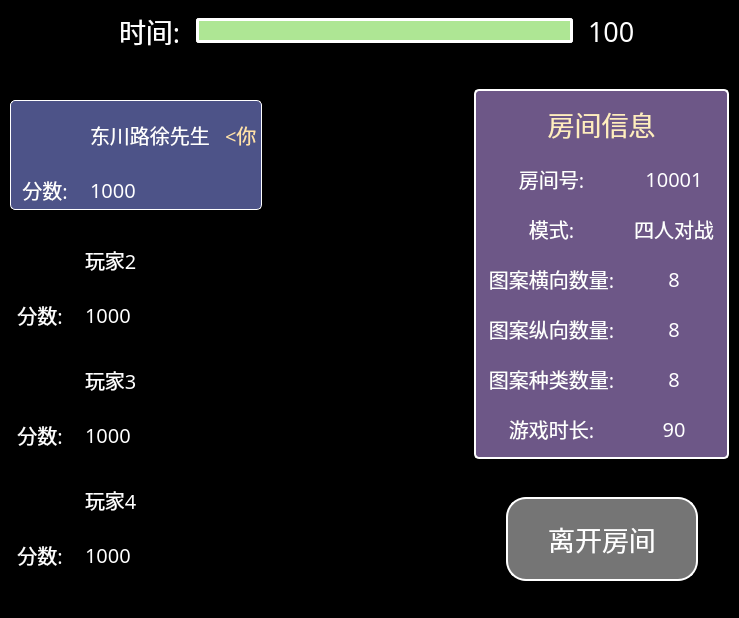
Above: PerfectLinkClient/gamewindow.ui from Fabulousxu/PerfectLink-Client before the change. Below: the same form after it.
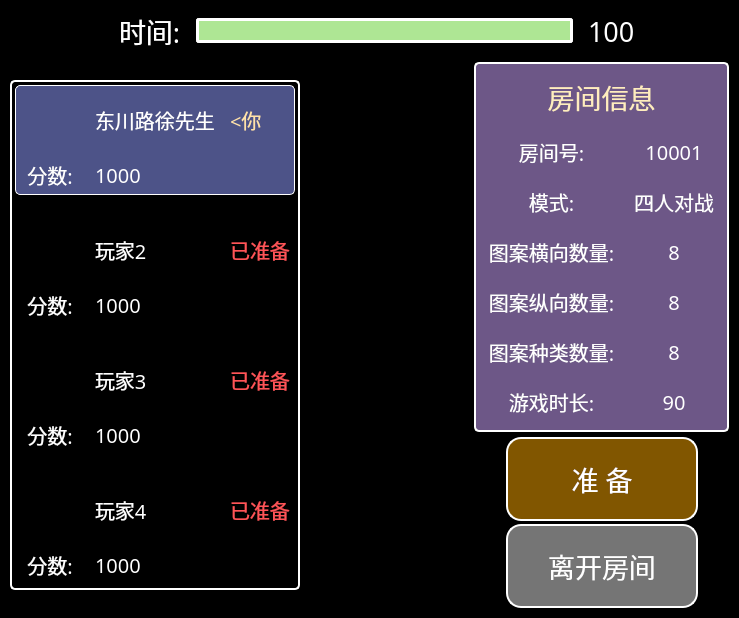
That is the form after the change. Icons and pictures are not drawn.

What changed in the file:
```diff
--- a/PerfectLinkClient/gamewindow.ui
+++ b/PerfectLinkClient/gamewindow.ui
@@ -182,22 +182,28 @@
         </spacer>
        </item>
        <item>
-        <widget class="QWidget" name="verticalWidget" native="true">
+        <widget class="QWidget" name="playerDisplay" native="true">
+         <property name="styleSheet">
+          <string notr="true">QWidget#playerDisplay {
+	border: 2px solid rgb(255, 255, 255);
+	border-radius: 5px;
+}</string>
+         </property>
          <layout class="QVBoxLayout" name="verticalLayout_5" stretch="0,0,0,0">
           <property name="spacing">
            <number>20</number>
           </property>
           <property name="leftMargin">
-           <number>0</number>
+           <number>5</number>
           </property>
           <property name="topMargin">
-           <number>0</number>
+           <number>5</number>
           </property>
           <property name="rightMargin">
-           <number>0</number>
+           <number>5</number>
           </property>
           <property name="bottomMargin">
-           <number>0</number>
+           <number>5</number>
           </property>
           <item>
            <widget class="QWidget" name="player1Display" native="true">
@@ -262,20 +268,20 @@
                <item>
                 <widget class="QLabel" name="label_2">
                  <property name="sizePolicy">
-                  <sizepolicy hsizetype="Preferred" vsizetype="Preferred">
+                  <sizepolicy hsizetype="Fixed" vsizetype="Preferred">
                    <horstretch>0</horstretch>
                    <verstretch>0</verstretch>
                   </sizepolicy>
                  </property>
                  <property name="minimumSize">
                   <size>
-                   <width>0</width>
+                   <width>120</width>
                    <height>0</height>
                   </size>
                  </property>
                  <property name="maximumSize">
                   <size>
-                   <width>16777215</width>
+                   <width>120</width>
                    <height>16777215</height>
                   </size>
                  </property>
@@ -405,16 +411,16 @@
               <number>10</number>
              </property>
              <property name="leftMargin">
-              <number>0</number>
+              <number>5</number>
              </property>
              <property name="topMargin">
-              <number>0</number>
+              <number>5</number>
              </property>
              <property name="rightMargin">
-              <number>0</number>
+              <number>5</number>
              </property>
              <property name="bottomMargin">
-              <number>0</number>
+              <number>5</number>
              </property>
              <item>
               <layout class="QHBoxLayout" name="horizontalLayout_3">
@@ -452,20 +458,20 @@
                <item>
                 <widget class="QLabel" name="label_6">
                  <property name="sizePolicy">
-                  <sizepolicy hsizetype="Preferred" vsizetype="Preferred">
+                  <sizepolicy hsizetype="Fixed" vsizetype="Preferred">
                    <horstretch>0</horstretch>
                    <verstretch>0</verstretch>
                   </sizepolicy>
                  </property>
                  <property name="minimumSize">
                   <size>
-                   <width>0</width>
+                   <width>120</width>
                    <height>0</height>
                   </size>
                  </property>
                  <property name="maximumSize">
                   <size>
-                   <width>16777215</width>
+                   <width>120</width>
                    <height>16777215</height>
                   </size>
                  </property>
@@ -486,6 +492,43 @@
                  </property>
                 </widget>
                </item>
+               <item>
+                <widget class="QLabel" name="prepare2Label">
+                 <property name="sizePolicy">
+                  <sizepolicy hsizetype="Fixed" vsizetype="Preferred">
+                   <horstretch>0</horstretch>
+                   <verstretch>0</verstretch>
+                  </sizepolicy>
+                 </property>
+                 <property name="minimumSize">
+                  <size>
+                   <width>0</width>
+                   <height>0</height>
+                  </size>
+                 </property>
+                 <property name="maximumSize">
+                  <size>
+                   <width>16777215</width>
+                   <height>16777215</height>
+                  </size>
+                 </property>
+                 <property name="font">
+                  <font>
+                   <family>Minecraft AE</family>
+                   <pointsize>15</pointsize>
+                  </font>
+                 </property>
+                 <property name="styleSheet">
+                  <string notr="true">color: rgb(255, 84, 87);</string>
+                 </property>
+                 <property name="text">
+                  <string>已准备</string>
+                 </property>
+                 <property name="alignment">
+                  <set>Qt::AlignCenter</set>
+                 </property>
+                </widget>
+               </item>
               </layout>
              </item>
              <item>
@@ -579,16 +622,16 @@
               <number>10</number>
              </property>
              <property name="leftMargin">
-              <number>0</number>
+              <number>5</number>
              </property>
              <property name="topMargin">
-              <number>0</number>
+              <number>5</number>
              </property>
              <property name="rightMargin">
-              <number>0</number>
+              <number>5</number>
              </property>
              <property name="bottomMargin">
-              <number>0</number>
+              <number>5</number>
              </property>
              <item>
               <layout class="QHBoxLayout" name="horizontalLayout_5">
@@ -626,20 +669,20 @@
                <item>
                 <widget class="QLabel" name="label_10">
                  <property name="sizePolicy">
-                  <sizepolicy hsizetype="Preferred" vsizetype="Preferred">
+                  <sizepolicy hsizetype="Fixed" vsizetype="Preferred">
                    <horstretch>0</horstretch>
                    <verstretch>0</verstretch>
                   </sizepolicy>
                  </property>
                  <property name="minimumSize">
                   <size>
-                   <width>0</width>
+                   <width>120</width>
                    <height>0</height>
                   </size>
                  </property>
                  <property name="maximumSize">
                   <size>
-                   <width>16777215</width>
+                   <width>120</width>
                    <height>16777215</height>
                   </size>
                  </property>
@@ -660,6 +703,43 @@
                  </property>
                 </widget>
                </item>
+               <item>
+                <widget class="QLabel" name="prepare3Label">
+                 <property name="sizePolicy">
+                  <sizepolicy hsizetype="Fixed" vsizetype="Preferred">
+                   <horstretch>0</horstretch>
+                   <verstretch>0</verstretch>
+                  </sizepolicy>
+                 </property>
+                 <property name="minimumSize">
+                  <size>
+                   <width>0</width>
+                   <height>0</height>
+                  </size>
+                 </property>
+                 <property name="maximumSize">
+                  <size>
+                   <width>16777215</width>
+                   <height>16777215</height>
+                  </size>
+                 </property>
+                 <property name="font">
+                  <font>
+                   <family>Minecraft AE</family>
+                   <pointsize>15</pointsize>
+                  </font>
+                 </property>
+                 <property name="styleSheet">
+                  <string notr="true">color: rgb(255, 84, 87);</string>
+                 </property>
+                 <property name="text">
+                  <string>已准备</string>
+                 </property>
+                 <property name="alignment">
+                  <set>Qt::AlignCenter</set>
+                 </property>
+                </widget>
+               </item>
               </layout>
              </item>
              <item>
@@ -753,16 +833,16 @@
               <number>10</number>
              </property>
              <property name="leftMargin">
-              <number>0</number>
+              <number>5</number>
              </property>
              <property name="topMargin">
-              <number>0</number>
+              <number>5</number>
              </property>
              <property name="rightMargin">
-              <number>0</number>
+              <number>5</number>
              </property>
              <property name="bottomMargin">
-              <number>0</number>
+              <number>5</number>
              </property>
              <item>
               <layout class="QHBoxLayout" name="horizontalLayout_7">
@@ -800,20 +880,20 @@
                <item>
                 <widget class="QLabel" name="label_14">
                  <property name="sizePolicy">
-                  <sizepolicy hsizetype="Preferred" vsizetype="Preferred">
+                  <sizepolicy hsizetype="Preferred" vsizetype="Fixed">
                    <horstretch>0</horstretch>
                    <verstretch>0</verstretch>
                   </sizepolicy>
                  </property>
                  <property name="minimumSize">
                   <size>
-                   <width>0</width>
+                   <width>120</width>
                    <height>0</height>
                   </size>
                  </property>
                  <property name="maximumSize">
                   <size>
-                   <width>16777215</width>
+                   <width>120</width>
                    <height>16777215</height>
                   </size>
                  </property>
@@ -834,6 +914,40 @@
                  </property>
                 </widget>
                </item>
+               <item>
+                <widget class="QLabel" name="prepare4Label">
+                 <property name="sizePolicy">
+                  <sizepolicy hsizetype="Fixed" vsizetype="Preferred">
+                   <horstretch>0</horstretch>
+                   <verstretch>0</verstretch>
+                  </sizepolicy>
+                 </property>
+                 <property name="minimumSize">
+                  <size>
+                   <width>60</width>
+                   <height>0</height>
+                  </size>
+                 </property>
+                 <property name="maximumSize">
+                  <size>
+                   <width>60</width>
+                   <height>16777215</height>
+                  </size>
+                 </property>
+                 <property name="font">
+                  <font>
+                   <family>Minecraft AE</family>
+                   <pointsize>15</pointsize>
+                  </font>
+                 </property>
+                 <property name="styleSheet">
+                  <string notr="true">color: rgb(255, 84, 87);</string>
+                 </property>
+                 <property name="text">
+                  <string>已准备</string>
+                 </property>
+                </widget>
+               </item>
               </layout>
              </item>
              <item>
@@ -952,7 +1066,7 @@
       </spacer>
      </item>
      <item>
-      <layout class="QVBoxLayout" name="verticalLayout_9" stretch="1,0,1,0,1">
+      <layout class="QVBoxLayout" name="verticalLayout_9" stretch="4,0,2,0,1,0,4">
        <property name="spacing">
         <number>0</number>
        </property>
@@ -1415,6 +1529,92 @@
          </property>
         </spacer>
        </item>
+       <item>
+        <layout class="QHBoxLayout" name="horizontalLayout_19" stretch="1,0,1">
+         <property name="spacing">
+          <number>0</number>
+         </property>
+         <item>
+          <spacer name="horizontalSpacer_6">
+           <property name="orientation">
+            <enum>Qt::Horizontal</enum>
+           </property>
+           <property name="sizeHint" stdset="0">
+            <size>
+             <width>0</width>
+             <height>20</height>
+            </size>
+           </property>
+          </spacer>
+         </item>
+         <item>
+          <widget class="QPushButton" name="prepareButton">
+           <property name="minimumSize">
+            <size>
+             <width>192</width>
+             <height>0</height>
+            </size>
+           </property>
+           <property name="maximumSize">
+            <size>
+             <width>192</width>
+             <height>16777215</height>
+            </size>
+           </property>
+           <property name="font">
+            <font>
+             <family>Minecraft AE</family>
+             <pointsize>20</pointsize>
+            </font>
+           </property>
+           <property name="styleSheet">
+            <string notr="true">QPushButton {
+	color: rgb(255, 255, 255);
+	background-color: rgb(129, 86, 0);
+	border: 2px solid rgb(255, 255, 255);
+	border-radius: 15px;
+	padding: 20px 40px 20px 40px;
+}
+QPushButton:hover {
+	background-color: rgb(216, 189, 122);
+}
+QPushButton:pressed {
+	background-color: rgb(76, 51, 0);
+}</string>
+           </property>
+           <property name="text">
+            <string>准 备</string>
+           </property>
+          </widget>
+         </item>
+         <item>
+          <spacer name="horizontalSpacer_7">
+           <property name="orientation">
+            <enum>Qt::Horizontal</enum>
+           </property>
+           <property name="sizeHint" stdset="0">
+            <size>
+             <width>0</width>
+             <height>20</height>
+            </size>
+           </property>
+          </spacer>
+         </item>
+        </layout>
+       </item>
+       <item>
+        <spacer name="verticalSpacer_6">
+         <property name="orientation">
+          <enum>Qt::Vertical</enum>
+         </property>
+         <property name="sizeHint" stdset="0">
+          <size>
+           <width>20</width>
+           <height>40</height>
+          </size>
+         </property>
+        </spacer>
+       </item>
        <item>
         <layout class="QHBoxLayout" name="horizontalLayout_18" stretch="1,0,1">
          <property name="spacing">
@@ -1427,7 +1627,7 @@
            </property>
            <property name="sizeHint" stdset="0">
             <size>
-             <width>10</width>
+             <width>0</width>
              <height>20</height>
             </size>
            </property>
@@ -1441,6 +1641,18 @@
              <verstretch>0</verstretch>
             </sizepolicy>
            </property>
+           <property name="minimumSize">
+            <size>
+             <width>192</width>
+             <height>0</height>
+            </size>
+           </property>
+           <property name="maximumSize">
+            <size>
+             <width>192</width>
+             <height>16777215</height>
+            </size>
+           </property>
            <property name="font">
             <font>
              <family>Minecraft AE</family>
@@ -1452,7 +1664,7 @@
 	color: rgb(255, 255, 255);
 	background-color: rgb(117, 117, 117);
 	border: 2px solid rgb(255, 255, 255);
-	border-radius: 20px;
+	border-radius: 15px;
 	padding: 20px 40px 20px 40px;
 }
 QPushButton:hover {
@@ -1474,7 +1686,7 @@
            </property>
            <property name="sizeHint" stdset="0">
             <size>
-             <width>10</width>
+             <width>0</width>
              <height>20</height>
             </size>
            </property>
```
